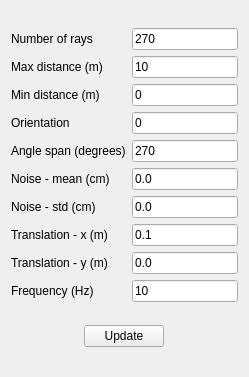
First picture: the form in stdr_gui/ui/laserProperties.ui, repository stdr-simulator-ros-pkg/stdr_simulator, before the edit.
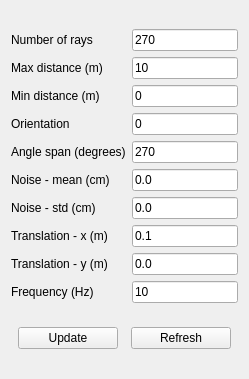
Second picture: the form after the edit.

```diff
--- a/stdr_gui/ui/laserProperties.ui
+++ b/stdr_gui/ui/laserProperties.ui
@@ -7,7 +7,7 @@
     <x>0</x>
     <y>0</y>
     <width>249</width>
-    <height>377</height>
+    <height>379</height>
    </rect>
   </property>
   <property name="windowTitle">
@@ -203,7 +203,9 @@
      </item>
     </layout>
    </item>
-   <item row="1" column="0" alignment="Qt::AlignHCenter">
+   <item row="2" column="0">
+    <layout class="QHBoxLayout" name="horizontalLayout">
+     <item>
     <widget class="QPushButton" name="laserUpdateButton">
      <property name="maximumSize">
       <size>
@@ -216,6 +218,21 @@
      </property>
     </widget>
    </item>
+     <item>
+      <widget class="QPushButton" name="refresh_laser">
+       <property name="maximumSize">
+        <size>
+         <width>100</width>
+         <height>16777215</height>
+        </size>
+       </property>
+       <property name="text">
+        <string>Refresh</string>
+       </property>
+      </widget>
+     </item>
+    </layout>
+   </item>
   </layout>
  </widget>
  <tabstops>
```
Left out of the diff: 1 changed line with no effect on the pictures. Lines whose indentation alone changed are shown as unchanged.
